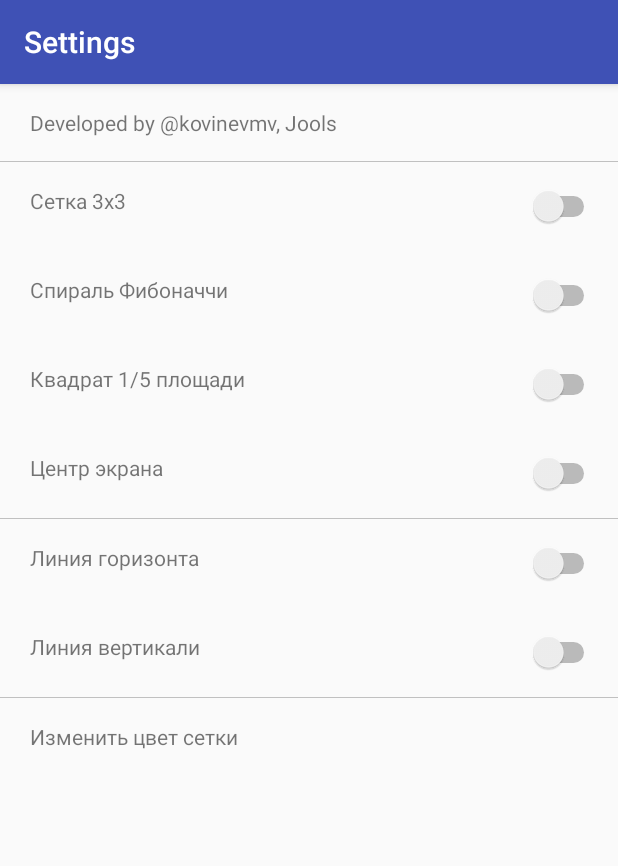
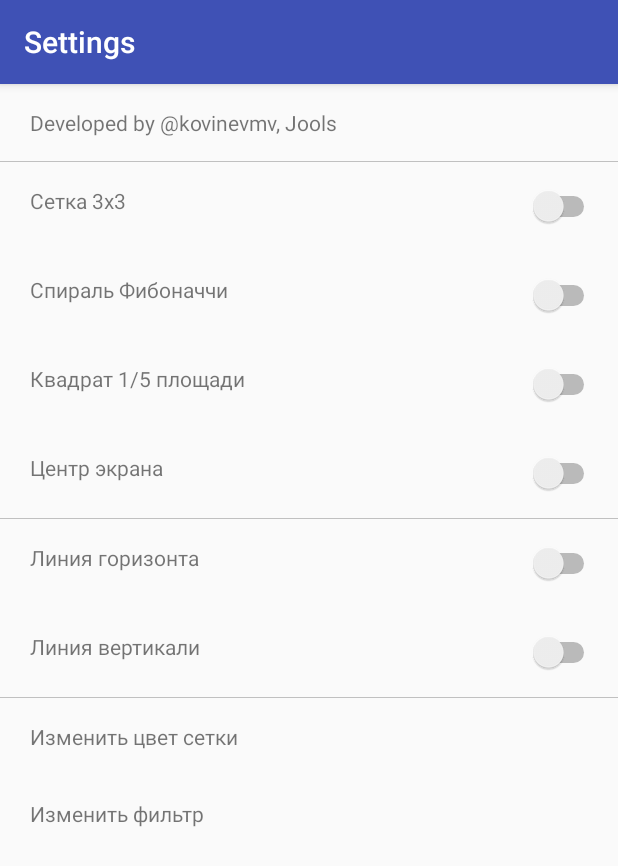
Before and after one commit to moevm/mse_photographer_assistant, an Android app: the SettingsActivity screen opened directly, with no data from a screen before it, on a phone screen of 412 x 824 dp. Shown: the top 866 px of the screen. Run offline under Robolectric (Android 15) with nearby library versions, the phone set to English and light mode, and no system bars.

Commit message:
#18 Add filters
- Добавлен пункт в меню настроек: выбор фильтра
- Добавлена реализация фильтров

```diff
--- a/app/src/main/java/com/leti/progin6304/cameraphotographerassistant/CameraPreview.kt
+++ b/app/src/main/java/com/leti/progin6304/cameraphotographerassistant/CameraPreview.kt
@@ -58,7 +58,9 @@ class CameraPreview(
         if (mCameraActivity.mCameraType == CAMERA_TYPE.BACK)
             parameters?.focusMode = Camera.Parameters.FOCUS_MODE_CONTINUOUS_PICTURE
 
-        //TODO parameters.colorEffect = Camera.Parameters.EFFECT_SEPIA
+        val pref = mCameraActivity.mContext.getSharedPreferences("MY_SETTINGS", Context.MODE_PRIVATE)
+        parameters.colorEffect = pref.getString("filter", Camera.Parameters.EFFECT_NONE)
+
         //Поворот View
         val display = (mCameraActivity.mContext.getSystemService(Context.WINDOW_SERVICE) as WindowManager).defaultDisplay
         if (display.rotation == Surface.ROTATION_0) {
--- a/app/src/main/java/com/leti/progin6304/cameraphotographerassistant/SettingsActivity.kt
+++ b/app/src/main/java/com/leti/progin6304/cameraphotographerassistant/SettingsActivity.kt
@@ -7,6 +7,7 @@ import android.os.Bundle
 import android.content.Intent
 import android.content.SharedPreferences
 import android.graphics.Color
+import android.hardware.Camera
 import kotlinx.android.synthetic.main.activity_settings.*
 import java.util.*
 
@@ -24,7 +25,7 @@ fun getRandomColor(): String {
 class SettingsActivity : AppCompatActivity() {
 
     private lateinit var pref : SharedPreferences
-    private lateinit var builder : AlertDialog.Builder
+
 
     override fun onCreate(savedInstanceState: Bundle?) {
         super.onCreate(savedInstanceState)
@@ -34,10 +35,11 @@ class SettingsActivity : AppCompatActivity() {
         setSwitch()
         initSwitch()
         initColor()
+        initFilters()
     }
 
     private fun initColor(){
-        builder = AlertDialog.Builder(this)
+        var builder = AlertDialog.Builder(this)
         builder.setTitle("Выберите цвет линий сетки")
 
         val colors = arrayOf("Белый", "Серый", "Черный", "Произвольный")
@@ -55,7 +57,26 @@ class SettingsActivity : AppCompatActivity() {
             val dialog = builder.create()
             dialog.show()
         }
+    }
+    private fun initFilters(){
+        var builder = AlertDialog.Builder(this)
+        builder.setTitle("Выберите фильтр")
 
+        val colors = arrayOf("Без фильтра", "Сепия", "Негатив", "Черно-белый")
+        val editor = pref.edit()
+        builder.setItems(colors) { _, which ->
+            when (which) {
+                0 -> {editor.putString("filter", Camera.Parameters.EFFECT_NONE); editor.apply();}
+                1 -> {editor.putString("filter", Camera.Parameters.EFFECT_SEPIA); editor.apply();}
+                2 -> {editor.putString("filter", Camera.Parameters.EFFECT_NEGATIVE); editor.apply();}
+                3 -> {editor.putString("filter", Camera.Parameters.EFFECT_MONO); editor.apply();}
+            }
+        }
+
+        changeFilter.setOnClickListener{
+            val dialog = builder.create()
+            dialog.show()
+        }
     }
 
     // Установка положений переключателей на старте
--- a/app/src/main/res/layout/activity_settings.xml
+++ b/app/src/main/res/layout/activity_settings.xml
@@ -237,6 +237,26 @@
                 tools:ignore="NotSibling" />
         </RelativeLayout>
 
+        <RelativeLayout
+            android:layout_width="match_parent"
+            android:layout_height="wrap_content"
+            android:paddingBottom="16dp"
+            android:paddingLeft="12dp"
+            android:paddingRight="12dp"
+            android:paddingTop="16dp">
+
+            <TextView
+                android:id="@+id/changeFilter"
+                android:layout_width="match_parent"
+                android:layout_height="wrap_content"
+                android:layout_marginTop="0dp"
+                android:clickable="false"
+                android:paddingStart="8dp"
+                android:paddingLeft="8dp"
+                android:text="Изменить фильтр"
+                tools:ignore="NotSibling" />
+        </RelativeLayout>
+
 
 
 
```
